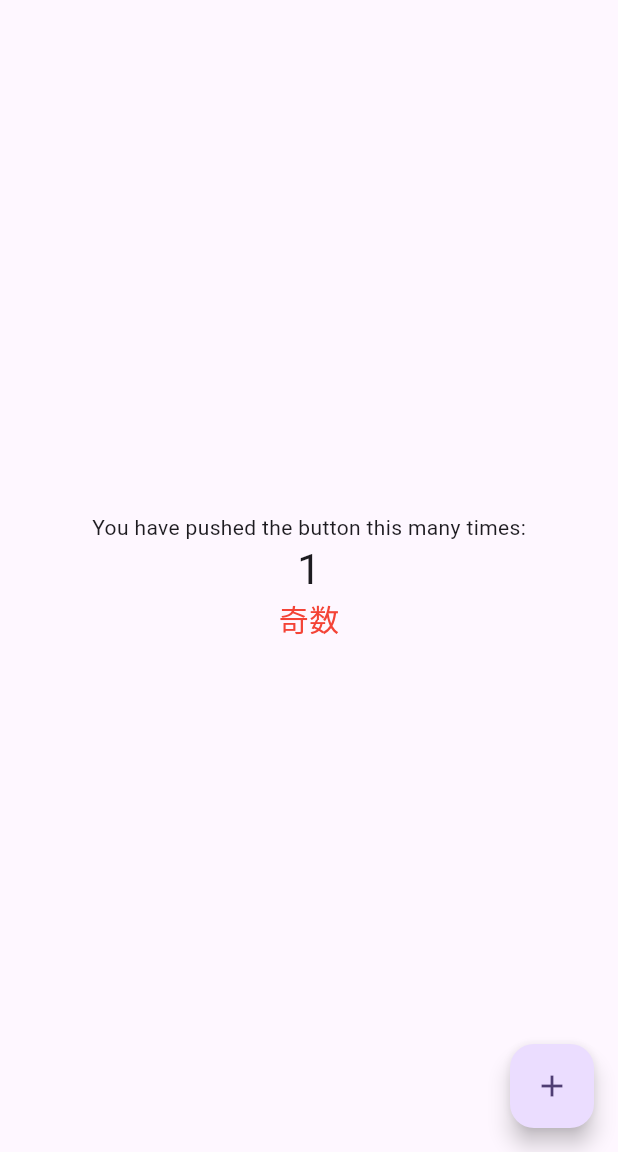
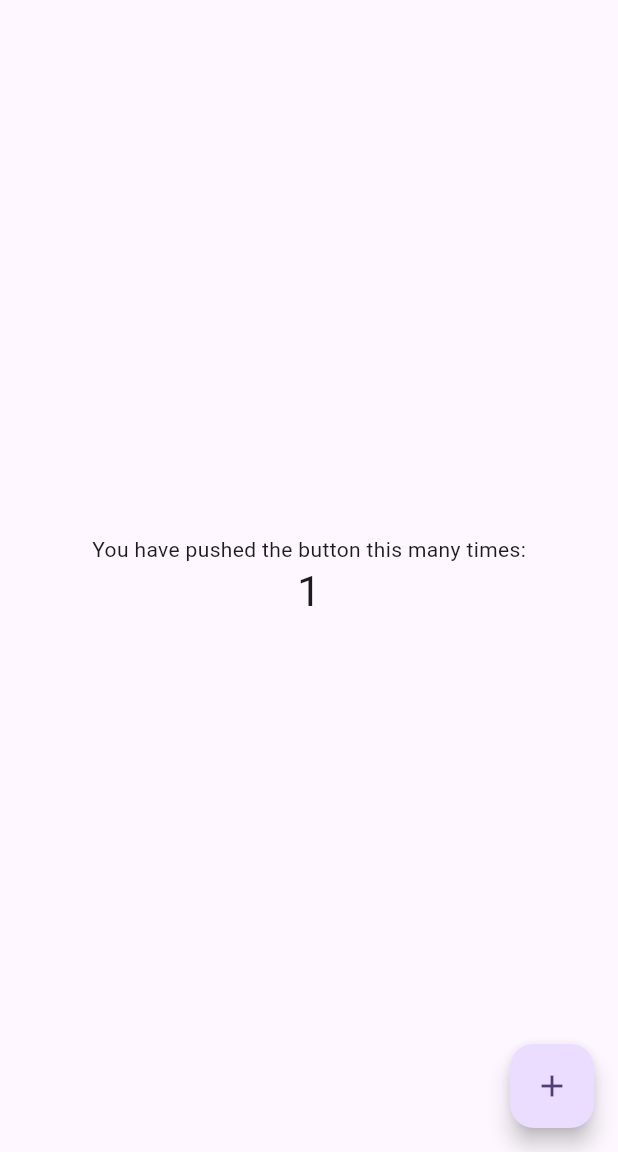
Before and after one commit to hareya0622/flutter-development-getting-started, a Flutter app: the screen it shows after launch, after a tap on the "add" icon, on a phone screen of 412 x 824 dp, the part 84-1236 px from its top. Run offline on Flutter 3.47's test engine with Material 3 defaults, Android fonts, the phone set to English and light mode, and no system bars.

Commit message:
リスト 2.9

```diff
--- a/lib/main.dart
+++ b/lib/main.dart
@@ -35,16 +35,9 @@ class MyHomePage extends StatefulWidget {
 class _MyHomePageState extends State<MyHomePage> {
   int _counter = 0;
 
-  String _type = "偶数";
-
   void _incrementCounter() {
     setState(() {
       _counter++;
-      if (_counter % 2 == 0) {
-        _type = "偶数";
-      } else {
-        _type = "奇数";
-      }
     });
   }
 
@@ -66,10 +59,11 @@ class _MyHomePageState extends State<MyHomePage> {
               '$_counter',
               style: Theme.of(context).textTheme.headlineMedium,
             ),
-            Text(
-              '${_type}',
-              style: TextStyle(fontSize: 20, color: Colors.red),
-            )
+            if (_counter % 2 == 0)
+              Text(
+                "偶数です",
+                style: TextStyle(fontSize: 20, color: Colors.red),
+              ),
           ],
         ),
       ),
```
